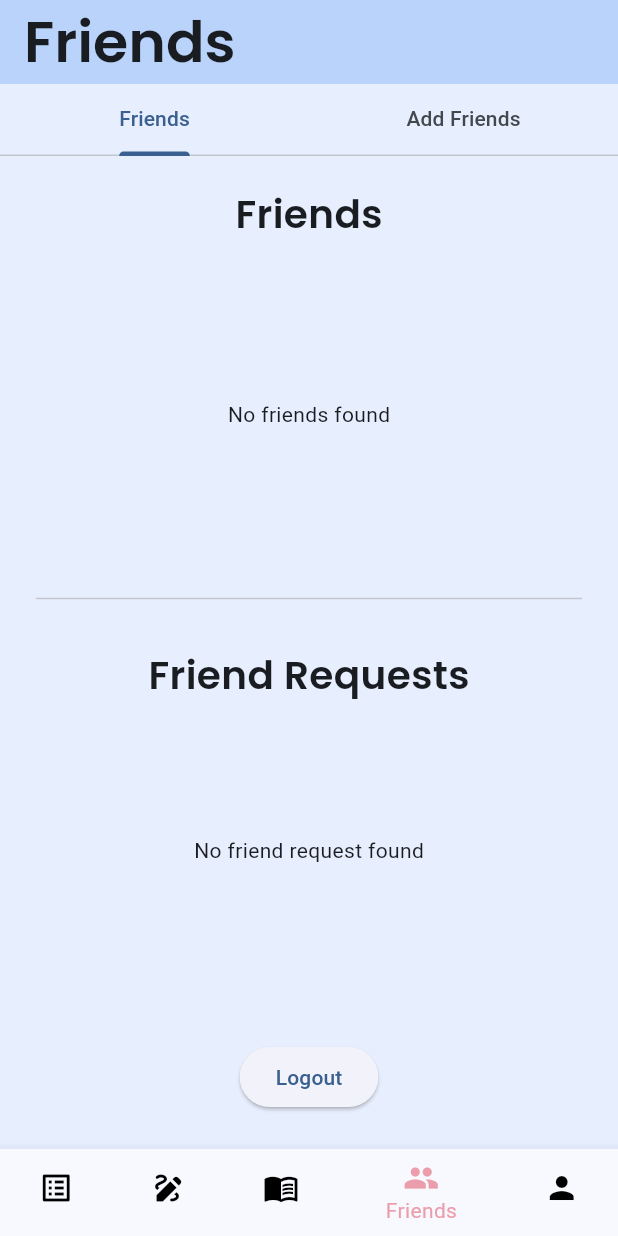
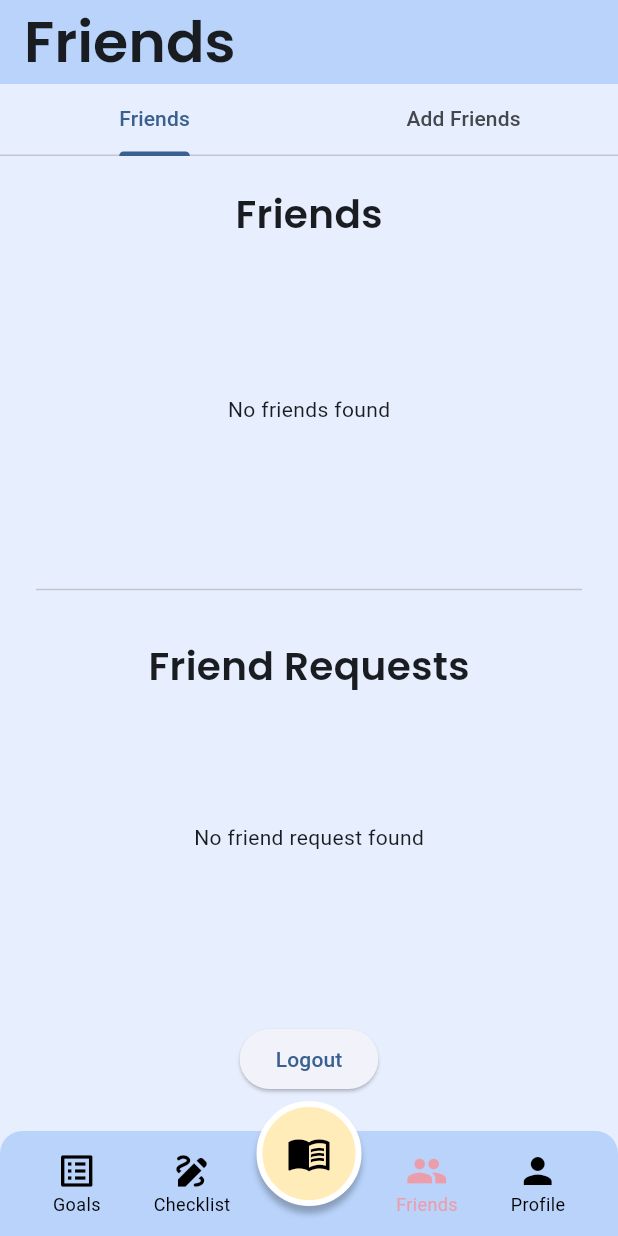
Before and after one commit to junnyi0301/caching, a Flutter app: the screen it shows once a user with an empty profile is signed in, on a phone screen of 412 x 824 dp. Run offline on Flutter 3.47's test engine with Material 3 defaults, Android fonts, the phone set to English and light mode, and no system bars; our stand-ins replace cloud_firestore, firebase_auth, firebase_core, flutter_local_notifications, google_fonts, permission_handler and 1 more; accounts and stored records are empty.

Commit message:
fully decorated bottom nav bar

```diff
--- a/lib/bottomNav.dart
+++ b/lib/bottomNav.dart
@@ -8,53 +8,103 @@ import 'package:flutter/material.dart';
 
 final design = Design();
 
-class BottomNav extends StatefulWidget {
+class BottomNav extends StatelessWidget {
   final int currentIndex;
   const BottomNav({super.key, required this.currentIndex});
 
   @override
-  State<BottomNav> createState() => _BottomNavState();
-}
+  Widget build(BuildContext context) {
+    return Stack(
+      clipBehavior: Clip.none, // Important to allow overflow
+      children: [
+        // Background bar
+        Container(
+          height: 70,
+          width: double.infinity,
+          decoration: BoxDecoration(
+            color: design.primaryColor,
+            borderRadius: const BorderRadius.only(
+              topLeft: Radius.circular(15),
+              topRight: Radius.circular(15),
+            ),
+          ),
+          child: Row(
+            mainAxisAlignment: MainAxisAlignment.spaceEvenly,
+            children: [
+              _navIcon(context, Icons.list_alt, 0, "Goals", iconSize: 28),
+              _navIcon(context, Icons.draw, 1, "Checklist", iconSize: 28),
+              const SizedBox(width: 40), // Spacer for center button
+              _navIcon(context, Icons.people, 3, "Friends", iconSize: 28),
+              _navIcon(context, Icons.person, 4, "Profile", iconSize: 28),
+            ],
+          ),
+        ),
 
-class _BottomNavState extends State<BottomNav> {
-  @override
-  Widget build(BuildContext context) {
-    return BottomNavigationBar(
-        items: const [
-          BottomNavigationBarItem(icon: Icon(Icons.list_alt), label: "Goals"),
-          BottomNavigationBarItem(icon: Icon(Icons.draw), label: "Checklist"),
-          BottomNavigationBarItem(icon: Icon(Icons.menu_book_outlined), label: "Records"),
-          BottomNavigationBarItem(icon: Icon(Icons.people), label: "Friends"),
-          BottomNavigationBarItem(icon: Icon(Icons.person), label: "Profile"),
-        ],
-        currentIndex: widget.currentIndex,
-        selectedItemColor: design.secondaryButton,
-        unselectedItemColor: Colors.black,
-          onTap: (index) {
-            if (index == widget.currentIndex) return;
-
-            if (index == 0) {
-              Navigator.pushReplacement(context, MaterialPageRoute(
-                builder: (context) => GoalPage(),
-              ));
-            } else if (index == 1) {
-              Navigator.pushReplacement(context, MaterialPageRoute(
-                builder: (context) => ChecklistPage(),
-              ));
-            } else if (index == 2) {
-              // Navigator.pushReplacement(context, MaterialPageRoute(
-              //   builder: (context) => RecordPage(),
-              // ));
-            } else if (index == 3){
-              Navigator.pushReplacement(context, MaterialPageRoute(
-                builder: (context) => FriendsPage(),
-              ));
-            } else if (index == 4){
-              // Navigator.pushReplacement(context, MaterialPageRoute(
-              //   builder: (context) => ProfilePage(),
-              // ));
-            }
-          }
+        // Floating center button (placed after to appear on top)
+        Positioned(
+          top: -20, // Pull it upward above the bar
+          left: MediaQuery.of(context).size.width / 2 - 35,
+          child: GestureDetector(
+            onTap: () {
+              if (currentIndex != 2) {
+                // Navigator.pushReplacement(context, MaterialPageRoute(
+                //   builder: (context) => RecordPage(),
+                // ));
+              }
+            },
+            child: Container(
+              width: 70,
+              height: 70,
+              decoration: BoxDecoration(
+                shape: BoxShape.circle,
+                color: design.primaryButton,
+                border: Border.all(
+                  color: Colors.white,
+                  width: 4,
+                ),
+                boxShadow: const [
+                  BoxShadow(
+                    color: Colors.black26,
+                    blurRadius: 3,
+                    offset: Offset(0, 5),
+                  ),
+                ],
+              ),
+              child: Icon(
+                Icons.menu_book_outlined,
+                size: 30,
+                color: currentIndex == 2 ? design.secondaryButton : Colors.black,
+              ),
+            ),
+          ),
+        ),
+      ],
     );
   }
+
+  Widget _navIcon(BuildContext context, IconData icon, int index, String label, {double iconSize = 25.0}) {
+    return GestureDetector(
+      onTap: () {
+        if (index == currentIndex) return;
+        if (index == 0) {
+          Navigator.pushReplacement(context, MaterialPageRoute(builder: (_) => GoalPage()));
+        } else if (index == 1) {
+          Navigator.pushReplacement(context, MaterialPageRoute(builder: (_) => ChecklistPage()));
+        } else if (index == 3) {
+          Navigator.pushReplacement(context, MaterialPageRoute(builder: (_) => FriendsPage()));
+        } else if (index == 4) {
+          // Navigator.pushReplacement(context, MaterialPageRoute(builder: (_) => ProfilePage()));
+        }
+      },
+      child: Column(
+        mainAxisSize: MainAxisSize.min,
+        mainAxisAlignment: MainAxisAlignment.center,
+        children: [
+          Icon(icon, size: iconSize, color: currentIndex == index ? design.secondaryButton : Colors.black),
+          Text(label, style: TextStyle(fontSize: 12, color: currentIndex == index ? design.secondaryButton : Colors.black)),
+        ],
+      ),
+    );
+  }
+
 }
--- a/lib/goal/views/create_goal_page.dart
+++ b/lib/goal/views/create_goal_page.dart
@@ -316,7 +316,7 @@ class _CreateGoalPageState extends State<CreateGoalPage> {
                   SizedBox(height: 35),
 
                   Container(
-                    width: 235,
+                    width: 280,
                     padding: EdgeInsets.all(15),
                     decoration: BoxDecoration(
                       color: Colors.white,
--- a/lib/goal/views/goal_block.dart
+++ b/lib/goal/views/goal_block.dart
@@ -72,7 +72,7 @@ class _GoalBlockState extends State<GoalBlock> {
 
     void topUpDialog() {
       AlertDialog topUpAlertDialog = AlertDialog(
-        title: const Text('Top Up Amount'),
+        title: const Text('Contribute Amount'),
         content: Form(
           key: _formKey,
           child: TextFormField(
```
